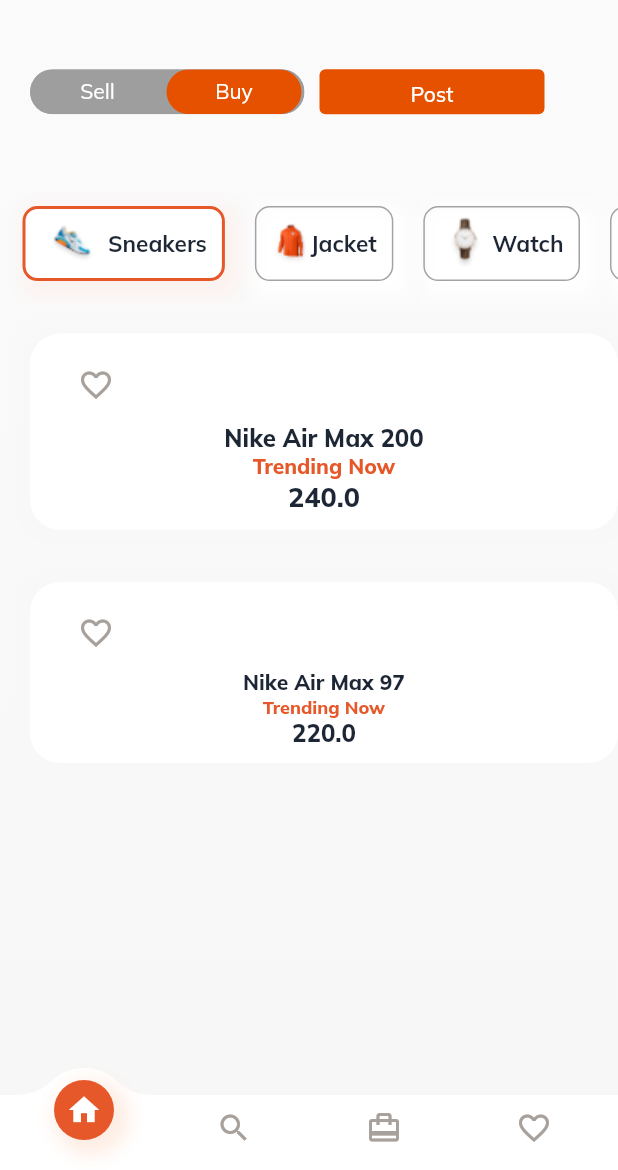
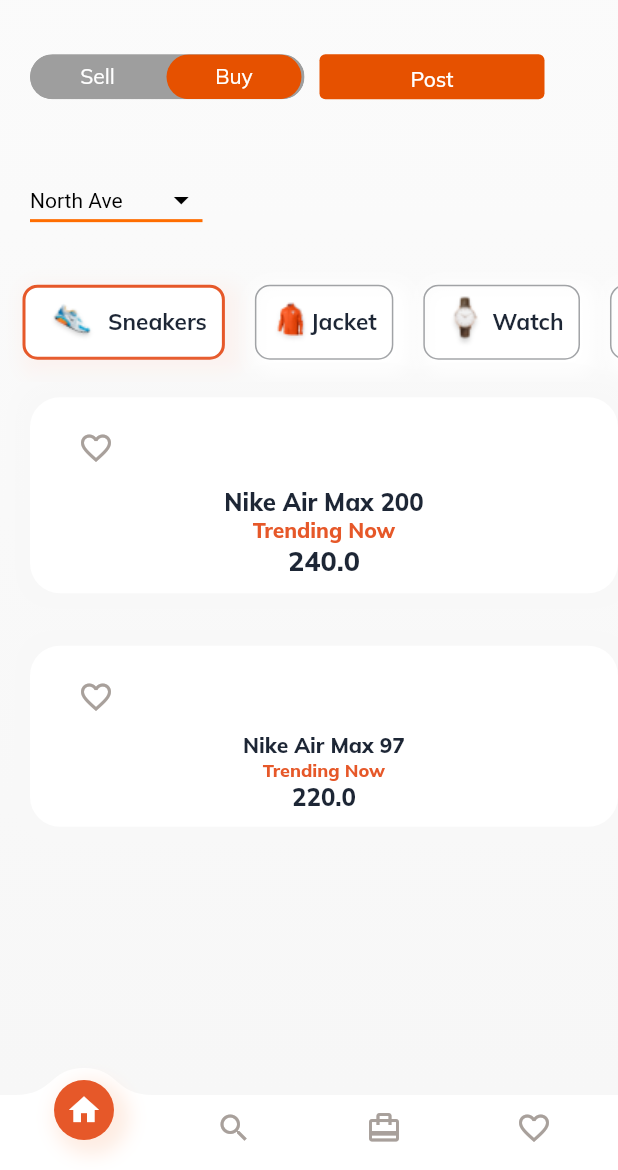
Before and after one commit to thecharlesjenkins/CryptoMeal, a Flutter app: the screen it shows after launch, on a phone screen of 412 x 824 dp, the part 66-1236 px from its top. Run offline on Flutter 3.47's test engine with Material 2 defaults, Android fonts, the phone set to English and light mode, and no system bars; drawn by our look-alikes of toggle_switch; our stand-ins replace google_fonts.

```diff
--- a/lib/src/pages/home_page.dart
+++ b/lib/src/pages/home_page.dart
@@ -34,7 +34,7 @@ class _MyHomePageState extends State<MyHomePage> {
 
   Widget _categoryWidget() {
     return Container(
-      margin: EdgeInsets.symmetric(vertical: 10),
+     // margin: EdgeInsets.symmetric(vertical: 10),
       width: AppTheme.fullWidth(context),
       height: 80,
       child: ListView(
@@ -58,18 +58,20 @@ class _MyHomePageState extends State<MyHomePage> {
     );
   }
 
-
   Widget _toggleBar() {
     //height:
     return Container(
-      margin: EdgeInsets.symmetric(vertical: 10),
+    //  margin: EdgeInsets.symmetric(vertical: 10),
       width: 183, //AppTheme.fullWidth(context),
       height: 30,
       child: ToggleSwitch(
         //height: 30,
         minWidth: 90.0,
         cornerRadius: 20.0,
-          activeBgColors: [[Colors.green[800]], [Colors.orange[900]]],
+        activeBgColors: [
+          [Colors.green[800]],
+          [Colors.orange[900]]
+        ],
         activeFgColor: Colors.white,
         inactiveBgColor: Colors.grey,
         inactiveFgColor: Colors.white,
@@ -81,13 +83,12 @@ class _MyHomePageState extends State<MyHomePage> {
           print('switched to: $index');
         },
       ),
-
     );
   }
 
   Widget _postButton() {
     return Container(
-      margin: EdgeInsets.symmetric(vertical: 10),
+    //  margin: EdgeInsets.symmetric(vertical: 10),
       width: 150, //AppTheme.fullWidth(context),
       height: 30,
       child: TextButton(
@@ -95,7 +96,7 @@ class _MyHomePageState extends State<MyHomePage> {
           primary: Colors.white,
           backgroundColor: Colors.orange[900],
         ),
-        onPressed: () { },
+        onPressed: () {},
         child: Text('Post'),
       ),
     );
@@ -103,25 +104,86 @@ class _MyHomePageState extends State<MyHomePage> {
 
   Widget _topBar() {
     return Container(
-      margin: EdgeInsets.symmetric(vertical: 10),
+       // margin: EdgeInsets.symmetric(vertical: 10),
         width: AppTheme.fullWidth(context),
         height: AppTheme.fullWidth(context) * 0.2,
         child: Column(
-
           mainAxisAlignment: MainAxisAlignment.spaceEvenly,
           children: [
-
-          Row(children:
-
-            <Widget>[
-            SizedBox(width:20),
+            Row(
+              children: <Widget>[
+                SizedBox(width: 20),
                 _toggleBar(),
-            SizedBox(width:10),
+                SizedBox(width: 10),
                 _postButton(),
               ],
             )
-      ],)
+          ],
+        ));
+  }
+
+  String dropdownValue = "North Ave";
+
+  Widget dropDown() {
+    return Container(
+      margin: EdgeInsets.symmetric(vertical: 10),
+      width: 115, //AppTheme.fullWidth(context),
+      height: 45,
+      child: DropdownButton<String>(
+        value: dropdownValue,
+        focusColor: Colors.orangeAccent[700],
+        //dropdownColor: Colors.orangeAccent[700] ,
+        //icon: const Icon(Icons.arrow_downward),
+        iconEnabledColor:Colors.black,
+
+        iconSize: 24,
+        elevation: 16,
+        dropdownColor: Colors.orangeAccent[700],
+
+        style: const TextStyle(color: Colors.black),
+
+        underline: Container(
+          height: 2,
+          color: Colors.orangeAccent[700],
+        ),
+        onChanged: (String newValue) {
+          setState(() {
+            dropdownValue = newValue;
+          });
+        },
+        items: <String>[
+          'North Ave',
+          'West Village',
+          'Brittain',
+          'Exhibition Hall'
+        ].map<DropdownMenuItem<String>>((String value) {
+          return DropdownMenuItem<String>(
+            value: value,
+            child: Text(value),
           );
+        }).toList(),
+      ),
+    );
+  }
+
+  Widget _filters() {
+    return Container(
+    //    margin: EdgeInsets.symmetric(vertical: 10),
+        width: AppTheme.fullWidth(context),
+        height: AppTheme.fullWidth(context) * 0.2,
+        child: Column(
+          mainAxisAlignment: MainAxisAlignment.spaceEvenly,
+          children: [
+            Row(
+              children: <Widget>[
+                SizedBox(width: 20),
+                dropDown(),
+                SizedBox(width: 10),
+                //dropDown(),
+              ],
+            )
+          ],
+        ));
   }
 
 /*
@@ -215,7 +277,7 @@ class _MyHomePageState extends State<MyHomePage> {
   Widget build(BuildContext context) {
     return Container(
       //height: MediaQuery.of(context).size.height - 210,
-      height: MediaQuery.of(context).size.height ,
+      height: MediaQuery.of(context).size.height,
       child: SingleChildScrollView(
         physics: BouncingScrollPhysics(),
         dragStartBehavior: DragStartBehavior.down,
@@ -225,6 +287,7 @@ class _MyHomePageState extends State<MyHomePage> {
           children: <Widget>[
             // _search(),
             _topBar(),
+            _filters(),
             _categoryWidget(),
             _productWidget(),
           ],
```
Lines whose indentation alone changed are shown as unchanged.
